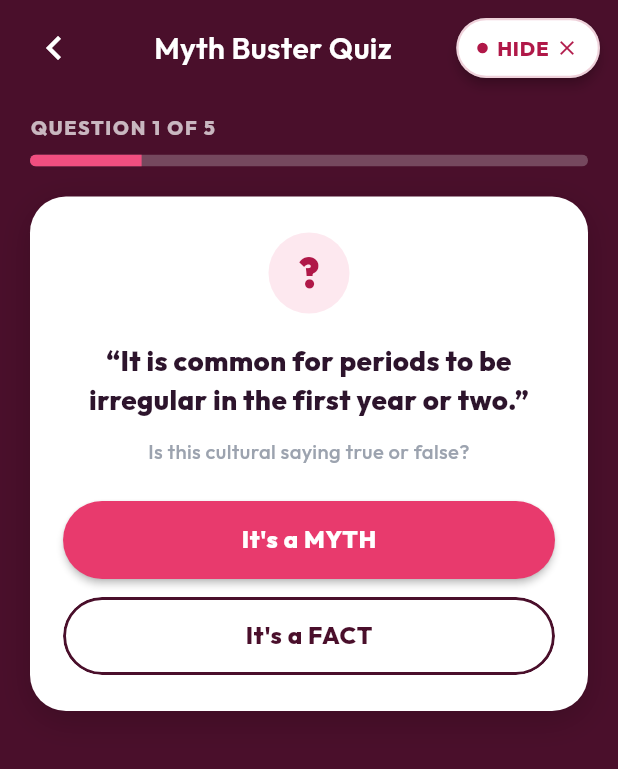
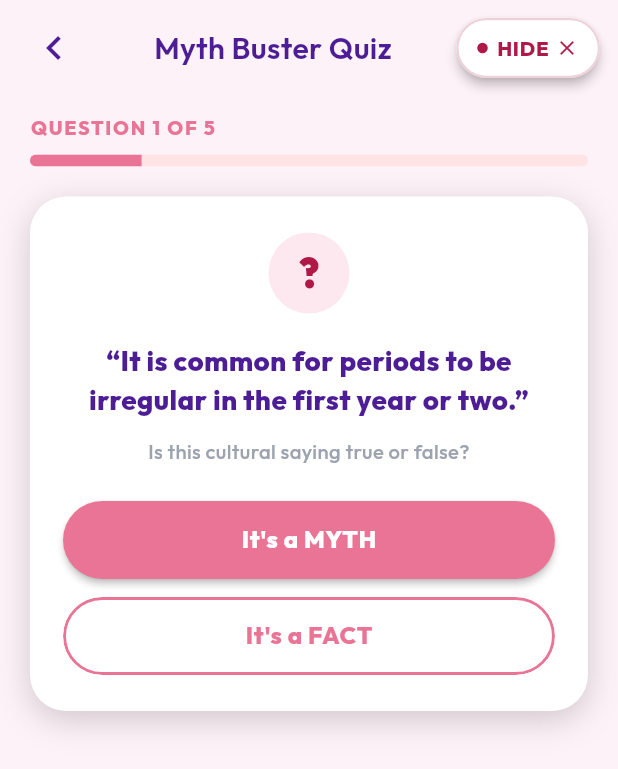
Before and after one commit to sathira21/CycleTracket, a Flutter app: the EducationHubScreen screen opened directly, after a tap on "Myth Buster", on a phone screen of 412 x 824 dp. Shown: the top 769 px of the screen. Run offline on Flutter 3.47's test engine with Material 3 defaults, Android fonts, the phone set to English and light mode, and no system bars; our stand-ins replace google_fonts, hive, hive_flutter, table_calendar; accounts and stored records are empty.

Commit message:
Align Learn page screens and widgets with Dashboard color palette, replacing dark maroon

```diff
--- a/lib/screens/education_hub_screen.dart
+++ b/lib/screens/education_hub_screen.dart
@@ -351,22 +351,40 @@ class _DailyTipCard extends StatelessWidget {
       width: double.infinity,
       padding: const EdgeInsets.all(20),
       decoration: BoxDecoration(
-        color: AppTheme.maroon,
+        gradient: const LinearGradient(
+          colors: [AppTheme.primaryColor, Color(0xFFF493AC)],
+          begin: Alignment.topLeft,
+          end: Alignment.bottomRight,
+        ),
         borderRadius: BorderRadius.circular(24),
+        boxShadow: [
+          BoxShadow(
+            color: AppTheme.primaryColor.withValues(alpha: 0.25),
+            blurRadius: 15,
+            offset: const Offset(0, 8),
+          ),
+        ],
       ),
       child: Column(
         crossAxisAlignment: CrossAxisAlignment.start,
         children: [
           Row(
             children: [
-              const Icon(Icons.local_cafe, color: Colors.white70, size: 20),
-              const SizedBox(width: 8),
+              Container(
+                padding: const EdgeInsets.all(6),
+                decoration: BoxDecoration(
+                  color: Colors.white.withValues(alpha: 0.2),
+                  shape: BoxShape.circle,
+                ),
+                child: const Icon(Icons.lightbulb_outline, color: Colors.white, size: 18),
+              ),
+              const SizedBox(width: 10),
               Text(
                 t('daily_tip', lang: lang),
                 style: const TextStyle(
-                  color: Colors.white70,
+                  color: Colors.white,
                   fontSize: 13,
-                  fontWeight: FontWeight.w600,
+                  fontWeight: FontWeight.w700,
                   letterSpacing: 0.5,
                 ),
               ),
@@ -384,11 +402,31 @@ class _DailyTipCard extends StatelessWidget {
           ),
           if (onReadMore != null) ...[
             const SizedBox(height: 16),
-            PillButton(
-              label: t('read_more', lang: lang),
-              onPressed: onReadMore,
-              expanded: false,
-              style: PillButtonStyle.outline,
+            Material(
+              color: Colors.white,
+              shape: const StadiumBorder(),
+              clipBehavior: Clip.antiAlias,
+              child: InkWell(
+                onTap: onReadMore,
+                child: Padding(
+                  padding: const EdgeInsets.symmetric(horizontal: 18, vertical: 8),
+                  child: Row(
+                    mainAxisSize: MainAxisSize.min,
+                    children: [
+                      Text(
+                        t('read_more', lang: lang),
+                        style: const TextStyle(
+                          color: AppTheme.primaryColor,
+                          fontSize: 13.5,
+                          fontWeight: FontWeight.w700,
+                        ),
+                      ),
+                      const SizedBox(width: 4),
+                      const Icon(Icons.arrow_forward, color: AppTheme.primaryColor, size: 16),
+                    ],
+                  ),
+                ),
+              ),
             ),
           ],
         ],
--- a/lib/screens/myth_buster_screen.dart
+++ b/lib/screens/myth_buster_screen.dart
@@ -134,10 +134,10 @@ class _MythBusterScreenState extends State<MythBusterScreen> {
     return LangBuilder(
       builder: (context, lang) {
         return Scaffold(
-          backgroundColor: AppTheme.maroon,
+          backgroundColor: AppTheme.backgroundColor,
           appBar: AppTopBar(
             title: t('quiz_title', lang: lang),
-            dark: true,
+            dark: false,
             trailing: HideButton(
               onHide: () => _handleHide(context),
             ),
@@ -156,10 +156,10 @@ class _MythBusterScreenState extends State<MythBusterScreen> {
 
   Widget _buildQuizView(BuildContext context, Lang lang) {
     if (_questions.isEmpty) {
-      return const Center(
+      return Center(
         child: Text(
           'No questions available',
-          style: TextStyle(color: Colors.white70),
+          style: TextStyle(color: AppTheme.textLight),
         ),
       );
     }
@@ -181,7 +181,7 @@ class _MythBusterScreenState extends State<MythBusterScreen> {
               'total': '$total',
             }),
             style: const TextStyle(
-              color: Colors.white70,
+              color: AppTheme.primaryColor,
               fontSize: 13,
               fontWeight: FontWeight.w800,
               letterSpacing: 1.2,
@@ -190,8 +190,8 @@ class _MythBusterScreenState extends State<MythBusterScreen> {
           const SizedBox(height: 8),
           AppProgressBar(
             value: progressValue,
-            color: const Color(0xFFF14E80),
-            trackColor: Colors.white24,
+            color: AppTheme.primaryColor,
+            trackColor: AppTheme.cardColor,
             height: 8,
           ),
           const SizedBox(height: 20),
@@ -238,7 +238,7 @@ class _MythBusterScreenState extends State<MythBusterScreen> {
                   '“${question.statement.of(lang)}”',
                   textAlign: TextAlign.center,
                   style: const TextStyle(
-                    color: Color(0xFF2D142C),
+                    color: AppTheme.textDark,
                     fontSize: 18.5,
                     fontWeight: FontWeight.w800,
                     height: 1.4,
@@ -262,7 +262,7 @@ class _MythBusterScreenState extends State<MythBusterScreen> {
                 if (_selectedIsMyth == null) ...[
                   // 1. "It's a MYTH" filled pink button
                   Material(
-                    color: const Color(0xFFE83A6D),
+                    color: AppTheme.primaryColor,
                     shape: const StadiumBorder(),
                     elevation: 2,
                     clipBehavior: Clip.antiAlias,
@@ -286,12 +286,12 @@ class _MythBusterScreenState extends State<MythBusterScreen> {
                   ),
                   const SizedBox(height: 12),
 
-                  // 2. "It's a FACT" outlined maroon button
+                  // 2. "It's a FACT" outlined primary pink button
                   Material(
                     color: Colors.white,
                     shape: const StadiumBorder(
                       side: BorderSide(
-                        color: AppTheme.maroon,
+                        color: AppTheme.primaryColor,
                         width: 2,
                       ),
                     ),
@@ -304,7 +304,7 @@ class _MythBusterScreenState extends State<MythBusterScreen> {
                           child: Text(
                             t('its_fact', lang: lang),
                             style: const TextStyle(
-                              color: AppTheme.maroon,
+                              color: AppTheme.primaryColor,
                               fontSize: 16,
                               fontWeight: FontWeight.w800,
                               letterSpacing: 0.5,
@@ -321,7 +321,7 @@ class _MythBusterScreenState extends State<MythBusterScreen> {
 
                   // ── Next / See Results Button ──────────────────────
                   Material(
-                    color: AppTheme.maroon,
+                    color: AppTheme.primaryColor,
                     shape: const StadiumBorder(),
                     elevation: 2,
                     clipBehavior: Clip.antiAlias,
@@ -486,7 +486,7 @@ class _MythBusterScreenState extends State<MythBusterScreen> {
               Text(
                 lang == Lang.si ? 'ප්‍රශ්නාවලිය අවසන්!' : 'Quiz Complete!',
                 style: const TextStyle(
-                  color: Color(0xFF2D142C),
+                  color: AppTheme.textDark,
                   fontSize: 22,
                   fontWeight: FontWeight.w900,
                 ),
@@ -500,7 +500,7 @@ class _MythBusterScreenState extends State<MythBusterScreen> {
                   'total': '$total',
                 }),
                 style: const TextStyle(
-                  color: Color(0xFFB01848),
+                  color: AppTheme.primaryColor,
                   fontSize: 20,
                   fontWeight: FontWeight.w800,
                 ),
@@ -522,7 +522,7 @@ class _MythBusterScreenState extends State<MythBusterScreen> {
 
               // "Play again" primary button
               Material(
-                color: const Color(0xFFE83A6D),
+                color: AppTheme.primaryColor,
                 shape: const StadiumBorder(),
                 elevation: 2,
                 clipBehavior: Clip.antiAlias,
@@ -550,7 +550,7 @@ class _MythBusterScreenState extends State<MythBusterScreen> {
                 color: Colors.white,
                 shape: const StadiumBorder(
                   side: BorderSide(
-                    color: AppTheme.maroon,
+                    color: AppTheme.primaryColor,
                     width: 2,
                   ),
                 ),
@@ -569,7 +569,7 @@ class _MythBusterScreenState extends State<MythBusterScreen> {
                       child: Text(
                         t('back_to_hub', lang: lang),
                         style: const TextStyle(
-                          color: AppTheme.maroon,
+                          color: AppTheme.primaryColor,
                           fontSize: 16,
                           fontWeight: FontWeight.w800,
                         ),
--- a/lib/screens/offline_library_screen.dart
+++ b/lib/screens/offline_library_screen.dart
@@ -214,7 +214,7 @@ class OfflineLibraryScreen extends StatelessWidget {
                               Text(
                                 article.title.of(lang),
                                 style: const TextStyle(
-                                  color: Color(0xFF2D142C),
+                                  color: AppTheme.textDark,
                                   fontSize: 15.5,
                                   fontWeight: FontWeight.w700,
                                   height: 1.3,
@@ -251,7 +251,7 @@ class OfflineLibraryScreen extends StatelessWidget {
                     Align(
                       alignment: Alignment.centerRight,
                       child: Material(
-                        color: AppTheme.maroon,
+                        color: AppTheme.primaryColor,
                         shape: const StadiumBorder(),
                         clipBehavior: Clip.antiAlias,
                         child: InkWell(
@@ -322,7 +322,7 @@ class OfflineLibraryScreen extends StatelessWidget {
             Text(
               t('library_empty_title', lang: lang),
               style: const TextStyle(
-                color: Color(0xFF2D142C),
+                color: AppTheme.textDark,
                 fontSize: 20,
                 fontWeight: FontWeight.w800,
               ),
--- a/lib/widgets/pill_button.dart
+++ b/lib/widgets/pill_button.dart
@@ -38,7 +38,7 @@ class PillButton extends StatelessWidget {
         foreground = AppTheme.primaryColor;
         side = const BorderSide(color: AppTheme.primaryColor, width: 1.5);
       case PillButtonStyle.dark:
-        background = AppTheme.maroon;
+        background = AppTheme.textDark;
         foreground = Colors.white;
         side = BorderSide.none;
     }
--- a/lib/widgets/test_mode_overlay.dart
+++ b/lib/widgets/test_mode_overlay.dart
@@ -233,7 +233,7 @@ class _TestModeOverlayState extends State<TestModeOverlay> {
                           icon: const Icon(Icons.copy),
                           label: const Text('Export JSON'),
                           style: ElevatedButton.styleFrom(
-                            backgroundColor: AppTheme.maroon,
+                            backgroundColor: AppTheme.primaryColor,
                             foregroundColor: Colors.white,
                             padding: const EdgeInsets.symmetric(vertical: 12),
                           ),
--- a/lib/widgets/topic_tile.dart
+++ b/lib/widgets/topic_tile.dart
@@ -21,9 +21,9 @@ class TopicTile extends StatelessWidget {
 
   @override
   Widget build(BuildContext context) {
-    final background = highlighted ? AppTheme.maroon : AppTheme.surface;
+    final background = highlighted ? AppTheme.primaryColor : AppTheme.surface;
     final titleColor = highlighted ? Colors.white : AppTheme.textDark;
-    final subtitleColor = highlighted ? Colors.white70 : AppTheme.textLight;
+    final subtitleColor = highlighted ? Colors.white.withValues(alpha: 0.9) : AppTheme.textLight;
 
     return Semantics(
       button: true,
@@ -31,8 +31,8 @@ class TopicTile extends StatelessWidget {
       excludeSemantics: true,
       child: Material(
         color: background,
-        elevation: 1,
-        shadowColor: AppTheme.primaryColor.withValues(alpha: 0.3),
+        elevation: highlighted ? 3 : 1,
+        shadowColor: AppTheme.primaryColor.withValues(alpha: highlighted ? 0.35 : 0.15),
         borderRadius: BorderRadius.circular(24),
         clipBehavior: Clip.antiAlias,
         child: InkWell(
```
Also changed, not shown: lib/screens/article_screen.dart (+6 -6 lines).
